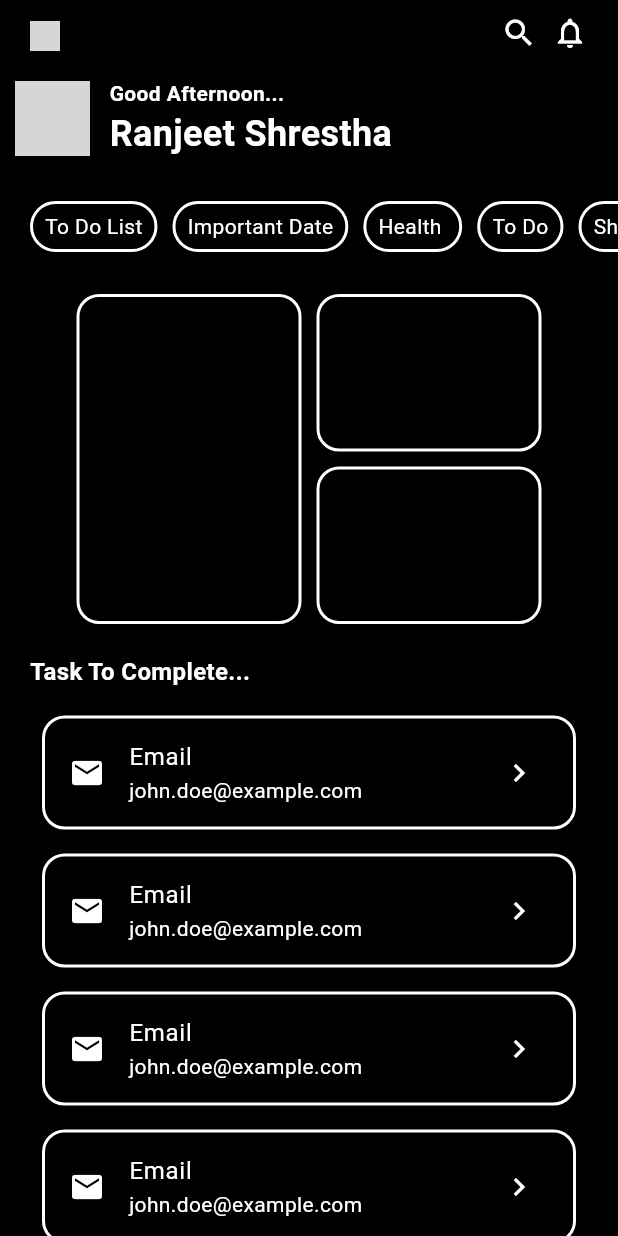
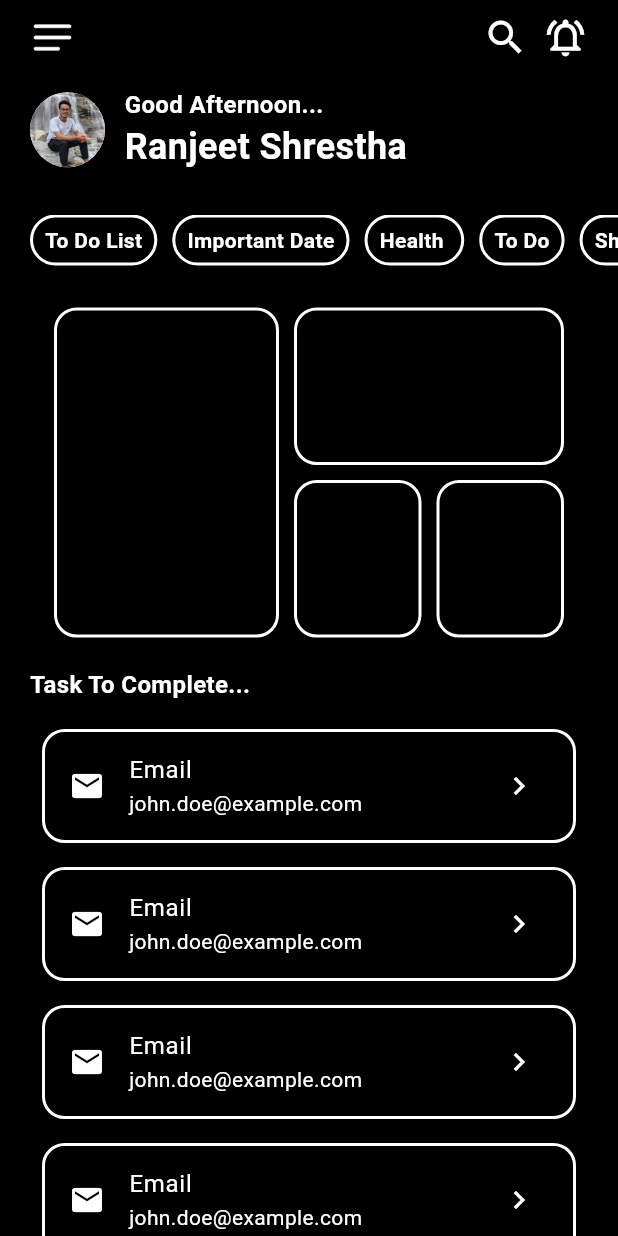
Before and after one commit to Ranjeet19/my_assistant, a Flutter app: the screen it shows after launch, on a phone screen of 412 x 824 dp. Run offline on Flutter 3.47's test engine with Material 3 defaults, Android fonts, the phone set to English and light mode, and no system bars; Roboto replaces fonts that are missing (cursive); grey boxes are pictures that could not be loaded.

Commit message:
update of safe area

```diff
--- a/lib/components/row_menu.dart
+++ b/lib/components/row_menu.dart
@@ -31,6 +31,7 @@ class RowMenu extends StatelessWidget {
                               style: TextStyle(
                                 color: primaryColor,
                                 fontSize: 14,
+                                fontWeight: FontWeight.bold,
                               ),
                             ),
                           )),
@@ -52,6 +53,8 @@ class RowMenu extends StatelessWidget {
                               style: TextStyle(
                                 color: primaryColor,
                                 fontSize: 14,
+                                                                fontWeight: FontWeight.bold,
+
                               ),
                             ),
                           )),
@@ -73,6 +76,8 @@ class RowMenu extends StatelessWidget {
                               style: TextStyle(
                                 color: primaryColor,
                                 fontSize: 14,
+                                                                fontWeight: FontWeight.bold,
+
                               ),
                             ),
                           )),
@@ -94,6 +99,8 @@ class RowMenu extends StatelessWidget {
                               style: TextStyle(
                                 color: primaryColor,
                                 fontSize: 14,
+                                                                fontWeight: FontWeight.bold,
+
                               ),
                             ),
                           )),
@@ -115,6 +122,8 @@ class RowMenu extends StatelessWidget {
                               style: TextStyle(
                                 color: primaryColor,
                                 fontSize: 14,
+                                                                fontWeight: FontWeight.bold,
+
                               ),
                             ),
                           )),
--- a/lib/home_page.dart
+++ b/lib/home_page.dart
@@ -8,7 +8,8 @@ class HomePage extends StatelessWidget {
   @override
   Widget build(BuildContext context) {
     return Scaffold(
-      body: SingleChildScrollView(
+      body: SafeArea(
+        child: SingleChildScrollView(
           scrollDirection: Axis.vertical,
           physics: BouncingScrollPhysics(),
           child: Column(
@@ -20,12 +21,12 @@ class HomePage extends StatelessWidget {
                   mainAxisAlignment: MainAxisAlignment.spaceBetween,
                   children: [
                     SizedBox(
-                      height: 20,
-                      width: 20,
+                        height: 30,
+                        width: 30,
                         child: InkWell(
                             onTap: () {},
                             child: Image.asset(
-                            '../assets/menu.png',
+                              'assets/menu.png',
                               color: primaryColor,
                             ))),
                     const Row(
@@ -34,12 +35,14 @@ class HomePage extends StatelessWidget {
                         Icon(
                           Icons.search,
                           color: primaryColor,
+                          size: 30,
                         ),
                         SizedBox(
                           width: 10,
                         ),
                         Icon(
-                        Icons.notifications_none,
+                          size: 30,
+                          Icons.notifications_on_outlined,
                           color: primaryColor,
                         ),
                       ],
@@ -50,10 +53,10 @@ class HomePage extends StatelessWidget {
               const Row(
                 children: [
                   Padding(
-                  padding: EdgeInsets.only(left: 10),
+                    padding: EdgeInsets.only(left: 20),
                     child: CircleAvatar(
                         radius: 25,
-                      backgroundImage: AssetImage("../assets/rnzt.jpg")),
+                        backgroundImage: AssetImage("assets/rnzt.jpg")),
                   ),
                   SizedBox(width: 5,),
                   Padding(
@@ -64,9 +67,9 @@ class HomePage extends StatelessWidget {
                         Text(
                           "Good Afternoon...",
                           style: TextStyle(
-                          fontFamily: 'Roboto',
+                            fontFamily: 'cursive',
                             fontWeight: FontWeight.bold, // Bold weight
-                          fontSize: 14,
+                            fontSize: 16,
                             color: primaryColor,
                           ),
                         ),
@@ -84,7 +87,7 @@ class HomePage extends StatelessWidget {
                   ),
                 ],
               ),
-            const RowMenu(),
+              const RowMenu(),// Row menue has been imported as component
               const SizedBox(
                 height: 10,
               ),
@@ -117,7 +120,7 @@ class HomePage extends StatelessWidget {
                         children: [
                           Container(
                             height: 105,
-                          width: 150,
+                            width: 180,
                             decoration: BoxDecoration(
                               border: Border.all(
                                 width: 2,
@@ -130,9 +133,11 @@ class HomePage extends StatelessWidget {
                           const SizedBox(
                             height: 10,
                           ),
+                          Row(
+                            children: [
                               Container(
                                 height: 105,
-                          width: 150,
+                                width: 85,
                                 decoration: BoxDecoration(
                                   border: Border.all(
                                     width: 2,
@@ -141,6 +146,22 @@ class HomePage extends StatelessWidget {
                                   color: mobileBackgroundColor,
                                   borderRadius: BorderRadius.circular(15),
                                 ),
+                              ),
+                              SizedBox(width: 10,),
+                              Container(
+                                height: 105,
+                                width: 85,
+                                decoration: BoxDecoration(
+                                  border: Border.all(
+                                    width: 2,
+                                    color: primaryColor,
+                                  ),
+                                  color: mobileBackgroundColor,
+                                  borderRadius: BorderRadius.circular(15),
+                                ),
+                              ),
+
+                            ],
                           ),
                         ],
                       )
@@ -336,6 +357,7 @@ class HomePage extends StatelessWidget {
             ],
           ),
         ),
+      ),
     );
   }
 }
--- a/pubspec.yaml
+++ b/pubspec.yaml
@@ -62,6 +62,8 @@ flutter:
   # To add assets to your application, add an assets section, like this:
   assets:
     - assets/
+    - assets/menu.png
+    - assets/rnzt.jpg
 
     # - images/a_dot_burr.jpeg
   #   - images/a_dot_ham.jpeg
```
Lines whose indentation alone changed are shown as unchanged.
